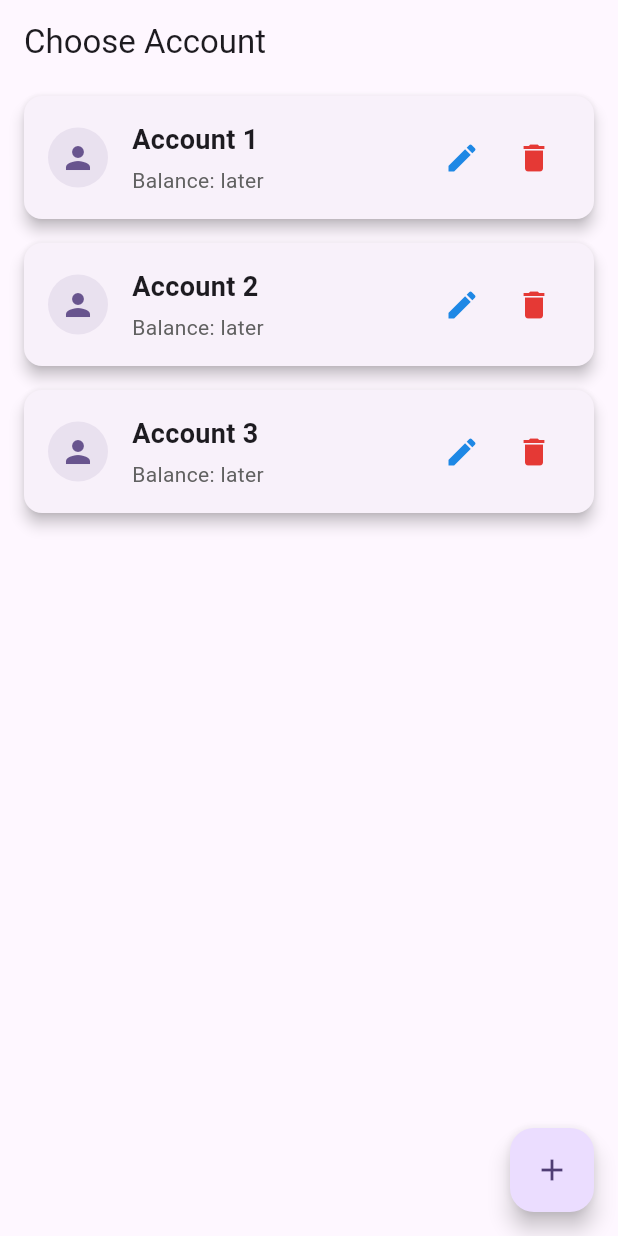
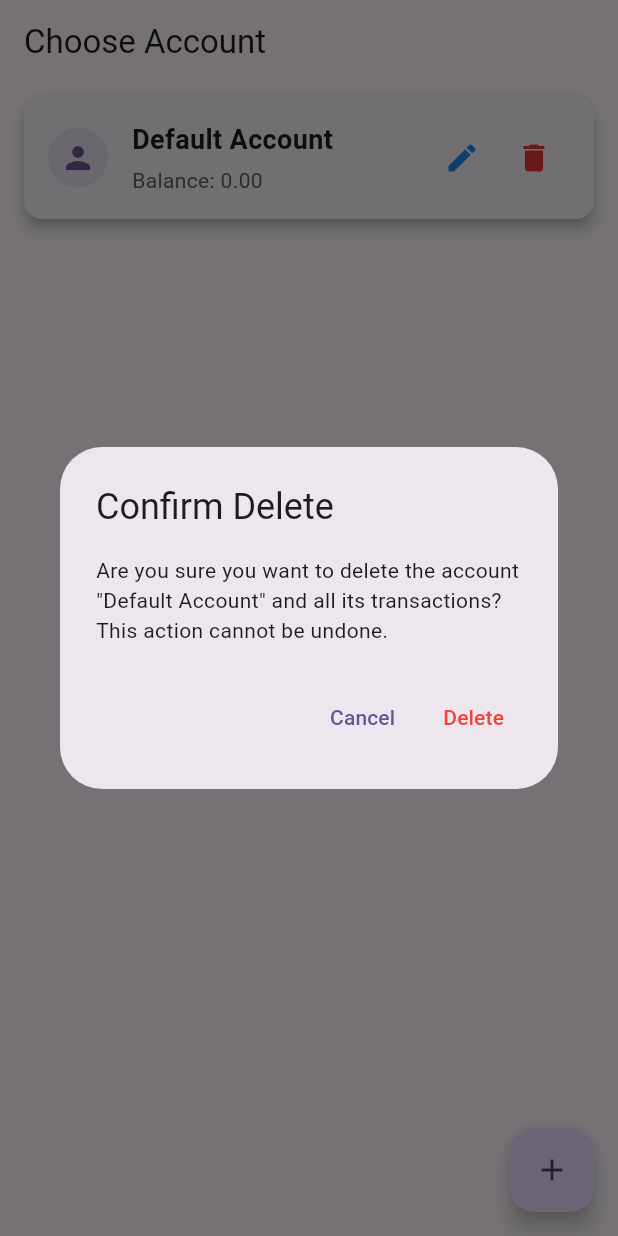
Before and after one commit to Omemo7/Payments-Tracker, a Flutter app: the screen it shows after launch, after a tap on the "delete" icon, on a phone screen of 412 x 824 dp. Run offline on Flutter 3.47's test engine with Material 3 defaults, Android fonts, the phone set to English and light mode, and no system bars; our stand-ins replace sqflite; accounts and stored records are empty.

Commit message:
account add delete edit and loaded real data from db

```diff
--- a/lib/database/database_helper.dart
+++ b/lib/database/database_helper.dart
@@ -2,6 +2,8 @@ import 'package:sqflite/sqflite.dart';
 import 'package:path/path.dart';
 import 'package:intl/intl.dart'; // Added for DateFormat, though not strictly necessary for query construction if using ISO strings
 import '../models/transaction_model.dart';
+import '../models/account_model.dart'; // Added for AccountModel
+import './tables/account_table.dart'; // Added for AccountTable
 
 class DatabaseHelper {
   // Singleton instance
@@ -48,9 +50,12 @@ class DatabaseHelper {
         print('DatabaseHelper: onUpgrade called. Old Version: $oldVersion, New Version: $newVersion. Upgrading schema...');
         await _onUpgrade(db, oldVersion, newVersion);
       },
-      onOpen: (Database db) {
+      onOpen: (Database db) async { // <-- Made onOpen async
         // --- Added Logging ---
         print('DatabaseHelper: onOpen called. Database is open.');
+        // Enable foreign key constraints
+        await db.execute('PRAGMA foreign_keys = ON;');
+        print('DatabaseHelper: Foreign key constraints ENABLED.');
       },
     );
 
@@ -142,6 +147,7 @@ class DatabaseHelper {
 
 
 
+
   Future<void> resetDatabase() async {
     final db = await instance.database;
 
--- a/lib/database/tables/transaction_table.dart
+++ b/lib/database/tables/transaction_table.dart
@@ -26,6 +26,12 @@ class TransactionTable {
     return result.map((row) => TransactionModel.fromMap(row)).toList();
   }
 
+  static Future<int> getTransactionsCountForAccount(int? accountId) async {
+    final db = await DatabaseHelper.instance.database;
+    final result = await db.query(table, where: 'accountId = ?', whereArgs: [accountId]);
+    return result.length;
+  }
+
   /// Get single transaction by id
   static Future<TransactionModel?> getTransactionById(int id) async {
     final db = await DatabaseHelper.instance.database;
@@ -52,7 +58,8 @@ class TransactionTable {
   }
 
   /// Get today's balance
-  static Future<double> getTodayBalance() async {
+  static Future<double> getTodayBalanceForAccount(int? accountId) async {
+
     final db = await DatabaseHelper.instance.database;
     final now = DateTime.now();
     final today = DateFormat('yyyy-MM-dd').format(now);
@@ -60,8 +67,8 @@ class TransactionTable {
     final result = await db.rawQuery('''
       SELECT SUM(amount) as balance
       FROM $table
-      WHERE DATE(createdAt) = ?
-    ''', [today]);
+      WHERE accountId = ? AND DATE(createdAt) = ?
+    ''', [accountId, today]);
 
     if (result.isNotEmpty && result.first['balance'] != null) {
       return result.first['balance'] as double;
--- a/lib/models/transaction_model.dart
+++ b/lib/models/transaction_model.dart
@@ -2,6 +2,7 @@ class TransactionModel {
   final int? id;
   final double amount;
   final String? note;
+  final int? accountId;
   final DateTime createdAt;
 
   TransactionModel({
@@ -9,6 +10,7 @@ class TransactionModel {
     required this.amount,
     this.note,
     required this.createdAt,
+    required this.accountId,
   });
 
   Map<String, dynamic> toMap() {
@@ -17,6 +19,7 @@ class TransactionModel {
       'amount': amount,
       'note': note,
       'createdAt': createdAt.toIso8601String(),
+      'accountId': accountId,
     };
   }
 
@@ -26,6 +29,7 @@ class TransactionModel {
       amount: map['amount'],
       note: map['note'] ?? '',
       createdAt: DateTime.parse(map['createdAt']),
+      accountId: map['accountId'],
     );
   }
 }
--- a/lib/screens/choose_account_screen.dart
+++ b/lib/screens/choose_account_screen.dart
@@ -1,9 +1,12 @@
 import 'package:flutter/material.dart';
+import 'package:payments_tracker_flutter/database/tables/account_table.dart';
+import 'package:payments_tracker_flutter/database/tables/transaction_table.dart';
 import 'package:payments_tracker_flutter/global_variables/chosen_account.dart';
 import 'package:payments_tracker_flutter/models/account_model.dart';
 import 'package:payments_tracker_flutter/widgets/account_card.dart';
-// TODO: Import your database helper here
-// import 'package:payments_tracker_flutter/database/database_helper.dart';
+import 'package:payments_tracker_flutter/screens/main_screen.dart';
+// Import your database helper here
+import 'package:payments_tracker_flutter/database/database_helper.dart';
 
 class ChooseAccountScreen extends StatefulWidget {
   const ChooseAccountScreen({Key? key}) : super(key: key);
@@ -13,34 +16,38 @@ class ChooseAccountScreen extends StatefulWidget {
 }
 
 class _ChooseAccountScreenState extends State<ChooseAccountScreen> {
-  // TODO: Replace this with actual data from your database
-  final List<AccountModel> _accounts = [
-    AccountModel(id: 1, name: 'Account 1'), // Assuming balance is part of your model
-    AccountModel(id: 2, name: 'Account 2'),
-    AccountModel(id: 3, name: 'Account 3'),
-  ];
+  List<AccountModel> _accounts = []; // Initialize with an empty list
 
-  // final DatabaseHelper _dbHelper = DatabaseHelper(); // TODO: Initialize your database helper
+  final TextEditingController _editAccountNameController = TextEditingController();
   final TextEditingController _accountNameController = TextEditingController();
 
   @override
   void initState() {
     super.initState();
-    // _loadAccounts(); // TODO: Load accounts from database
+    _loadAccounts(); // Load accounts from database
   }
 
-  // Future<void> _loadAccounts() async {
-  //   // TODO: Fetch accounts from your database and update the state
-  //   // final accounts = await _dbHelper.getAllAccounts();
-  //   // setState(() {
-  //   //   _accounts = accounts;
-  //   // });
-  // }
+  Future<void> _loadAccounts() async {
+    // Fetch accounts from your database and update the state
+    final accounts = await AccountTable.getAll();
+    if (mounted) { // Check if the widget is still in the tree
+      setState(() {
+        _accounts = accounts;
+      });
+    }
+  }
+
+
 
   void _onAccountTap(AccountModel account) {
     ChosenAccount().account = account;
-    // TODO: Navigate to the desired screen after choosing an account
-    Navigator.pop(context);
+    Navigator.push(
+      context,
+      MaterialPageRoute(builder: (context) => const MainScreen()),
+    ).then((_) {
+      // Refresh accounts when returning from MainScreen
+      _loadAccounts();
+    });
   }
 
   Future<void> _showAddAccountDialog() async {
@@ -71,21 +78,69 @@ class _ChooseAccountScreenState extends State<ChooseAccountScreen> {
             ),
             TextButton(
               child: const Text('Add'),
-              onPressed: () {
+              onPressed: () async {
                 final String name = _accountNameController.text.trim();
                 if (name.isNotEmpty) {
-                  // TODO: Save the new account to your database
-                  // For example: final newAccountId = await _dbHelper.insertAccount(AccountModel(name: name, balance: 0.0));
-                  // Then, create the AccountModel with the id returned from the database and an initial balance.
-                  final newAccount = AccountModel(
-                    id: _accounts.length + 1, // Placeholder ID, replace with DB generated ID
-                    name: name,
 
+                  final newAccountModel = AccountModel(name: name); // Assuming id is auto-generated by DB
+                  final newAccountId = await AccountTable.insert(newAccountModel);
+
+
+                  if (mounted) {
+                     _loadAccounts(); // Reload accounts to get the new one with its DB ID
+                     Navigator.of(context).pop();
+                  }
+                }
+              },
+            ),
+          ],
         );
-                  setState(() {
-                    _accounts.add(newAccount);
-                  });
+      },
+    );
+  }
+
+  Future<void> _showEditAccountDialog(AccountModel account) async {
+    _editAccountNameController.text = account.name; // Pre-fill with current name
+    return showDialog<void>(
+      context: context,
+      barrierDismissible: false,
+      builder: (BuildContext context) {
+        return AlertDialog(
+          title: const Text('Edit Account Name'),
+          content: SingleChildScrollView(
+            child: ListBody(
+              children: <Widget>[
+                TextField(
+                  controller: _editAccountNameController,
+                  decoration: const InputDecoration(hintText: "New Account Name"),
+                  autofocus: true,
+                ),
+              ],
+            ),
+          ),
+          actions: <Widget>[
+            TextButton(
+              child: const Text('Cancel'),
+              onPressed: () {
                 Navigator.of(context).pop();
+              },
+            ),
+            TextButton(
+              child: const Text('Save'),
+              onPressed: () async {
+                final String newName = _editAccountNameController.text.trim();
+                if (newName.isNotEmpty && newName != account.name) {
+                  final updatedAccount = AccountModel(id: account.id, name: newName);
+                  await AccountTable.update(updatedAccount);
+                  if (mounted) {
+                    _loadAccounts(); // Reload accounts to reflect changes
+                    Navigator.of(context).pop();
+                  }
+                } else if (newName.isEmpty) {
+                  // Optionally, show an error if the name is empty
+                  Navigator.of(context).pop(); // Or just close
+                } else {
+                  Navigator.of(context).pop(); // Name didn't change, just close
                 }
               },
             ),
@@ -98,6 +153,7 @@ class _ChooseAccountScreenState extends State<ChooseAccountScreen> {
   @override
   void dispose() {
     _accountNameController.dispose();
+    _editAccountNameController.dispose();
     super.dispose();
   }
 
@@ -111,14 +167,75 @@ class _ChooseAccountScreenState extends State<ChooseAccountScreen> {
         itemCount: _accounts.length,
         itemBuilder: (context, index) {
           final account = _accounts[index];
+          return FutureBuilder<double>(
+            future: TransactionTable.getTodayBalanceForAccount(account.id),
+            builder: (BuildContext context, AsyncSnapshot<double> snapshot) {
+              if (snapshot.connectionState == ConnectionState.waiting) {
+                return const Center(child: CircularProgressIndicator()); // Or some placeholder
+              } else if (snapshot.hasError) {
+                return Text('Error: ${snapshot.error}'); // Handle error
+              } else {
+                // Data is loaded, build the AccountCard
                 return AccountCard(
                   account: account,
+                  balance: snapshot.data ?? 0.0, // Use the fetched balance
                   onTap: () => _onAccountTap(account),
                   onEditPressed: () {
-              // TODO: Implement edit functionality
+                    _showEditAccountDialog(account);
                   },
-            onDeletePressed: () {
-              // TODO: Implement delete functionality
+                  onDeletePressed: () async {
+                    // Show confirmation dialog before deleting
+                    final bool? confirmDelete = await showDialog<bool>(
+                      context: context,
+                      builder: (BuildContext context) {
+                        return AlertDialog(
+                          title: const Text('Confirm Delete'),
+                          content: Text('Are you sure you want to delete the account "${account.name}" and all its transactions? This action cannot be undone.'),
+                          actions: <Widget>[
+                            TextButton(
+                              child: const Text('Cancel'),
+                              onPressed: () {
+                                Navigator.of(context).pop(false);
+                              },
+                            ),
+                            TextButton(
+                              child: const Text('Delete', style: TextStyle(color: Colors.red)),
+                              onPressed: () {
+                                Navigator.of(context).pop(true);
+                              },
+                            ),
+                          ],
+                        );
+                      },
+                    );
+                    bool accountHasTransactions = await TransactionTable.getTransactionsCountForAccount(account.id) > 0;
+                    if (confirmDelete == true && !accountHasTransactions) {
+                      await AccountTable.delete(account.id!);
+                      if (mounted) _loadAccounts(); // Refresh the list
+                    } else if (confirmDelete == true && accountHasTransactions) {
+                      // If the user confirmed delete but the account has transactions, show a message.
+                      if (mounted) {
+                        ScaffoldMessenger.of(context).showSnackBar(
+                          SnackBar(
+                            content: Text(
+                                'Account "${account.name}" cannot be deleted because it has transactions. Please delete all transactions first.'),
+                            backgroundColor: Colors.red,
+                          ),
+                        );
+                      }
+                    } else if (confirmDelete == false && accountHasTransactions) {
+                      // User cancelled delete, and it has transactions (optional: show a different message or do nothing)
+                      if (mounted) {
+                        ScaffoldMessenger.of(context).showSnackBar(
+                          const SnackBar(
+                            content: Text('Delete operation cancelled. Account has transactions.'),
+                          ),
+                        );
+                      }
+                    }
+                  },
+                );
+              }
             },
           );
         },
--- a/lib/widgets/account_card.dart
+++ b/lib/widgets/account_card.dart
@@ -3,12 +3,14 @@ import 'package:payments_tracker_flutter/models/account_model.dart'; // Assuming
 
 class AccountCard extends StatelessWidget {
   final AccountModel account;
+  final double balance;
   final VoidCallback onTap;
   final VoidCallback onEditPressed; // New callback for edit
   final VoidCallback onDeletePressed; // New callback for delete
 
   const AccountCard({
     Key? key,
+    required this.balance,
     required this.account,
     required this.onTap,
     required this.onEditPressed, // Make it required
@@ -53,7 +55,7 @@ class AccountCard extends StatelessWidget {
                     const SizedBox(height: 4),
                     Text(
                       // Format the balance as currency, e.g., using 'intl' package
-                      'Balance: later', // Using account.balance
+                      'Balance: ${balance.toStringAsFixed(2)}', // Using account.balance
                       style: TextStyle(
                         fontSize: 14,
                         color: Colors.grey[700],
```
Also changed, not shown: lib/screens/add_edit_transaction_screen.dart (+5 -2 lines), lib/screens/main_screen.dart (+13 -4 lines). Lines whose indentation alone changed are shown as unchanged.
